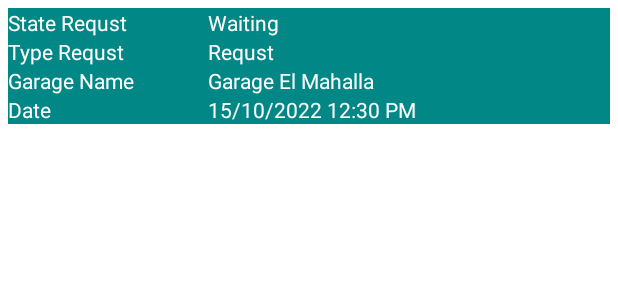
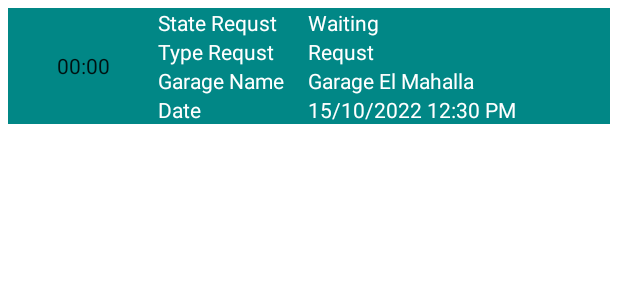
Before and after one commit to Tarek-Anwar/Garage, an Android app: the layout opreation_requst_row.xml on its own in the app's theme, with its tools: preview values and no code run, on a phone screen of 412 x 824 dp. Shown: the top 300 px of the screen. Run offline under Robolectric (Android 15) with nearby library versions, the phone set to English and light mode, and no system bars.

Commit message:
show requst and answer

```diff
--- a/app/src/main/java/com/HomeGarage/garage/home/HomeFragment.java
+++ b/app/src/main/java/com/HomeGarage/garage/home/HomeFragment.java
@@ -1,6 +1,8 @@
 package com.HomeGarage.garage.home;
 
+import android.graphics.Color;
 import android.os.Bundle;
+import android.os.Handler;
 import android.util.Log;
 import android.view.LayoutInflater;
 import android.view.View;
@@ -8,6 +10,8 @@ import android.view.ViewGroup;
 import android.widget.Button;
 import android.widget.ImageView;
 import android.widget.LinearLayout;
+import android.widget.ProgressBar;
+import android.widget.TextView;
 import android.widget.Toast;
 
 import androidx.annotation.NonNull;
@@ -51,6 +55,10 @@ public class HomeFragment extends Fragment {
     LastOperAdapter lastOperAdapter;
     OperRequstAdapter operRequstAdapter;
 
+
+    ProgressBar  progressBar;
+    TextView txtProgressBar;
+    int countProgress = 0;
     private boolean check = false;
 
     public HomeFragment(){ }
@@ -60,12 +68,11 @@ public class HomeFragment extends Fragment {
         super.onCreate(savedInstanceState);
 
         if(savedInstanceState == null) {
-            opreationsReq.clear();
-            opreationsEnd.clear();
+
             getRequst(new OnDataChangeCallback() {
                 @Override
                 public void OnOpreationsEndChange(ArrayList<Opreation> last) {
-                    lastOperAdapter = new LastOperAdapter(opreationsEnd, opreation -> {
+                    lastOperAdapter = new LastOperAdapter(opreation -> {
                         OperationsFragment newFragment = new OperationsFragment(opreation);
                         FragmentTransaction transaction = requireActivity().getSupportFragmentManager().beginTransaction();
                         transaction.replace(R.id.fragmentContainerView, newFragment);
@@ -78,7 +85,7 @@ public class HomeFragment extends Fragment {
 
                 @Override
                 public void OnopreationsReqChange(ArrayList<Opreation> last) {
-                    operRequstAdapter = new OperRequstAdapter(opreationsReq);
+                    operRequstAdapter  = new OperRequstAdapter();
                     recyclerReqsut.setLayoutManager(new LinearLayoutManager(getContext() , RecyclerView.HORIZONTAL,false));
                     recyclerReqsut.setAdapter(operRequstAdapter);
                 }
@@ -133,6 +140,21 @@ public class HomeFragment extends Fragment {
             }
         }
 
+        final Handler handler = new Handler();
+        handler.postDelayed(new Runnable() {
+            @Override
+            public void run() {
+                if(countProgress<=100){
+                    txtProgressBar.setText(countProgress+"");
+                    progressBar.setProgress(countProgress);
+                    countProgress++;
+                    handler.postDelayed(this,200);}
+                else {
+                    handler.removeCallbacks(this);
+                }
+            }
+        },200);
+
         return root;
     }
 
@@ -181,6 +203,8 @@ public class HomeFragment extends Fragment {
         layoutlast = v.findViewById(R.id.layout_last);
         notFind = v.findViewById(R.id.not_find_img);
         recyclerReqsut = v.findViewById(R.id.recycle_requst);
+        progressBar= v.findViewById(R.id.progress_bar_test);
+        txtProgressBar = v.findViewById(R.id.progress_bar_txt);
     }
 
 }
--- a/app/src/main/java/com/HomeGarage/garage/home/LastOperFragment.java
+++ b/app/src/main/java/com/HomeGarage/garage/home/LastOperFragment.java
@@ -23,7 +23,6 @@ import java.util.List;
 public class LastOperFragment extends Fragment implements LastOperAdapter.LastOperListener {
 
     RecyclerView  recyclerAllOper;
-    ArrayList<Opreation> opreations =  FirebaseUtil.opreationEndList;
     LastOperAdapter lastOperAdapter;
 
     public LastOperFragment() {
@@ -33,7 +32,7 @@ public class LastOperFragment extends Fragment implements LastOperAdapter.LastOp
     @Override
     public void onCreate(Bundle savedInstanceState) {
         super.onCreate(savedInstanceState);
-        lastOperAdapter=new LastOperAdapter(opreations,this,0);
+        lastOperAdapter=new LastOperAdapter(this,0);
     }
 
     @Override
--- a/app/src/main/res/layout/opreation_requst_row.xml
+++ b/app/src/main/res/layout/opreation_requst_row.xml
@@ -5,13 +5,33 @@
     android:layout_width="match_parent"
     android:layout_height="wrap_content"
     android:layout_margin="5dp"
-    android:orientation="vertical"
+    android:orientation="horizontal"
     android:background="@color/teal_700">
 
+
     <LinearLayout
-        android:layout_width="match_parent"
-        android:layout_height="wrap_content"
-        android:orientation="horizontal">
+        android:layout_width="0dp"
+        android:layout_weight="1"
+        android:layout_height="match_parent">
+
+        <Chronometer
+            android:layout_width="match_parent"
+            android:layout_height="match_parent"
+            android:gravity="center"
+            android:id="@+id/chronomet_test"
+            />
+    </LinearLayout>
+
+    <LinearLayout
+        android:layout_width="0dp"
+        android:layout_weight="3"
+        android:layout_height="match_parent"
+        android:orientation="vertical">
+
+        <LinearLayout
+            android:layout_width="match_parent"
+            android:layout_height="wrap_content"
+            android:orientation="horizontal">
 
 
         <TextView
@@ -100,4 +120,7 @@
             tools:text="15/10/2022 12:30 PM" />
 
     </LinearLayout>
+
+    </LinearLayout>
+
 </LinearLayout>
```
Also changed, not shown: app/src/main/java/com/HomeGarage/garage/home/Adapter/LastOperAdapter.java (+9 -31 lines), app/src/main/java/com/HomeGarage/garage/home/Adapter/OperRequstAdapter.java (+26 -38 lines), app/src/main/res/drawable/circle_shape.xml (added, +10 -0 lines), app/src/main/res/drawable/cricle_progress_bar.xml (added, +19 -0 lines), app/src/main/res/drawable/progress_bar_red.xml (added, +18 -0 lines), app/src/main/res/layout/fragment_home.xml (+36 -3 lines).
